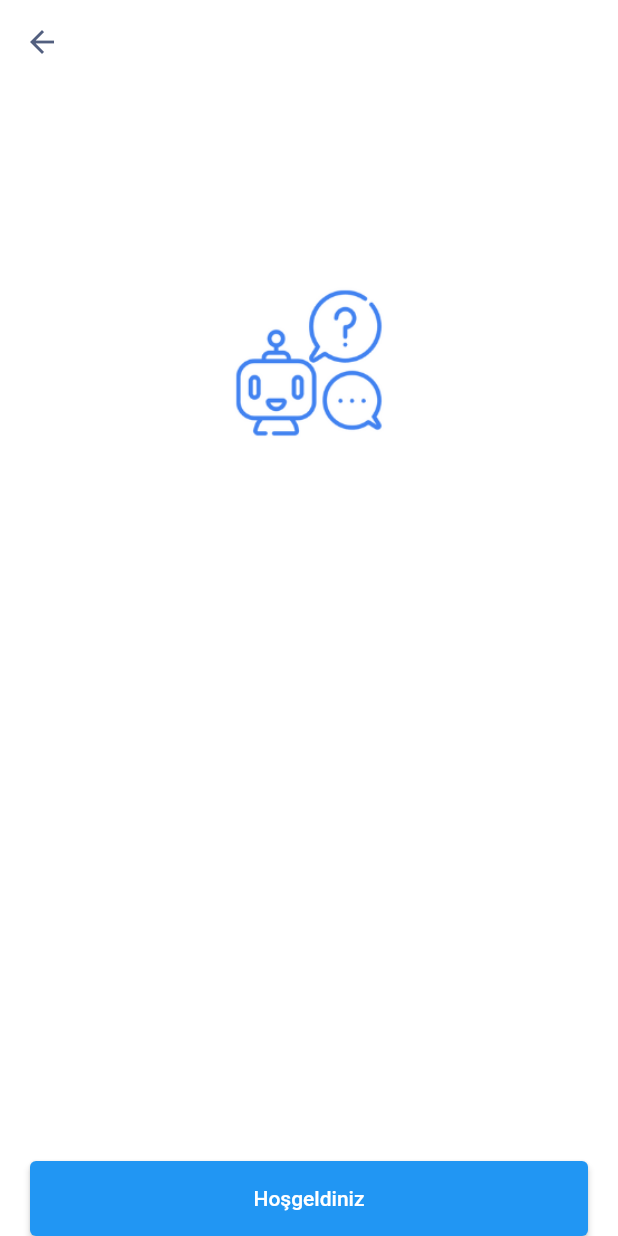
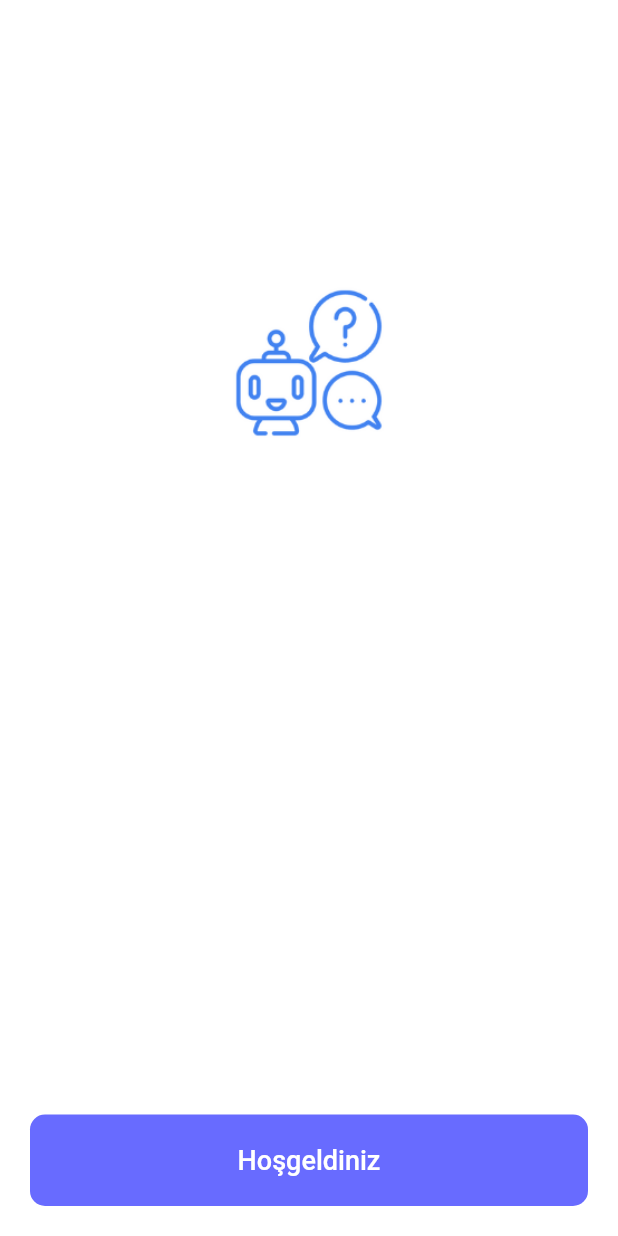
Before and after one commit to aysekayabay/akademi_yanimda_app, a Flutter app: the WelcomeScreen screen opened directly, on a phone screen of 412 x 824 dp. Run offline on Flutter 3.47's test engine with Material 2 defaults, Android fonts, the phone set to English and light mode, and no system bars; our stand-ins replace cloud_firestore, firebase_auth, firebase_core, google_fonts, google_nav_bar, google_sign_in and 2 more; accounts and stored records are empty.

Commit message:
code update

```diff
--- a/lib/pages/auth_screen.dart
+++ b/lib/pages/auth_screen.dart
@@ -4,6 +4,7 @@ import 'package:akademi_yanimda/utilities/styles.dart';
 import 'package:cloud_firestore/cloud_firestore.dart';
 import 'package:firebase_auth/firebase_auth.dart';
 import 'package:flutter/material.dart';
+import 'package:shared_preferences/shared_preferences.dart';
 import '../services/auth_service.dart';
 import 'home.dart';
 
--- a/lib/pages/welcome_screen.dart
+++ b/lib/pages/welcome_screen.dart
@@ -1,7 +1,21 @@
+import 'package:akademi_yanimda/pages/auth_screen.dart';
 import 'package:flutter/material.dart';
+import 'package:shared_preferences/shared_preferences.dart';
 
-class WelcomeScreen extends StatelessWidget {
+class WelcomeScreen extends StatefulWidget {
   WelcomeScreen({super.key}) {}
+
+  @override
+  State<WelcomeScreen> createState() => _WelcomeScreenState();
+}
+
+class _WelcomeScreenState extends State<WelcomeScreen> {
+  _storeWelcomeInfo() async {
+    int isViewed = 1;
+    SharedPreferences prefs = await SharedPreferences.getInstance();
+    await prefs.setInt('welcome', isViewed);
+  }
+
   @override
   Widget build(BuildContext context) {
     return Scaffold(
@@ -12,14 +26,21 @@ class WelcomeScreen extends StatelessWidget {
         child: Column(children: [
           Image.asset('assets/images/logo.png'),
           Spacer(),
-          ElevatedButton(
-              onPressed: () {},
-              child: const SizedBox(
-                height: ButtonHeights.buttonNormalHeight,
-                child: Center(
-                  child: Text('Hoşgeldiniz'),
-                ),
-              ))
+          Padding(
+            padding: EdgeInsets.symmetric(vertical: 20),
+            child: MainButton(
+              isFilled: true,
+              title: "Hoşgeldiniz",
+              onTap: () async {
+                await _storeWelcomeInfo();
+                Navigator.pushReplacement(context, MaterialPageRoute(
+                  builder: (context) {
+                    return AuthScreen();
+                  },
+                ));
+              },
+            ),
+          ),
         ]),
       ),
     );
--- a/pubspec.yaml
+++ b/pubspec.yaml
@@ -43,6 +43,7 @@ dependencies:
   cloud_firestore: ^4.5.0
   google_fonts: ^4.0.3
   google_nav_bar: ^5.0.6
+  shared_preferences: ^2.1.0
 
 dev_dependencies:
   flutter_test:
```
Also changed, not shown: lib/pages/messages_screen.dart (+65 -77 lines), lib/pages/splash_screen.dart (+11 -1 lines), pubspec.lock, 1 other file.
